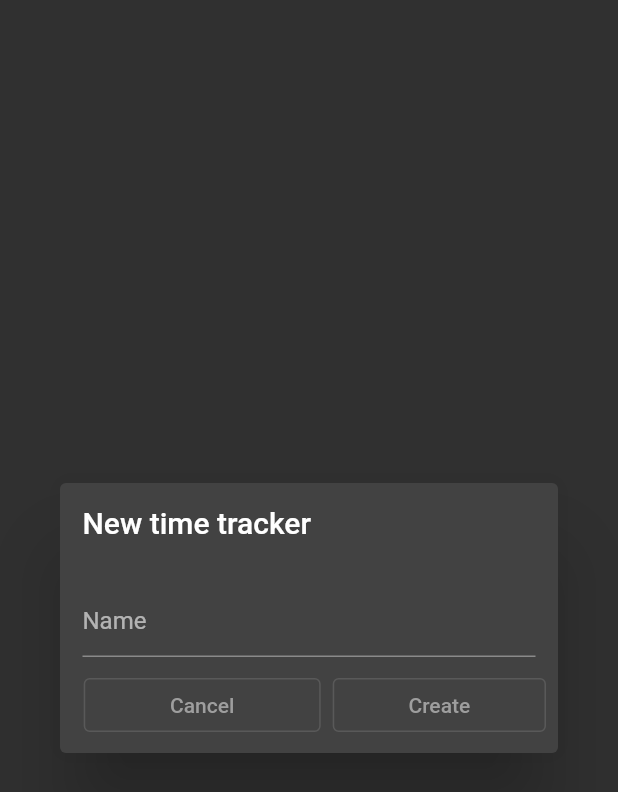
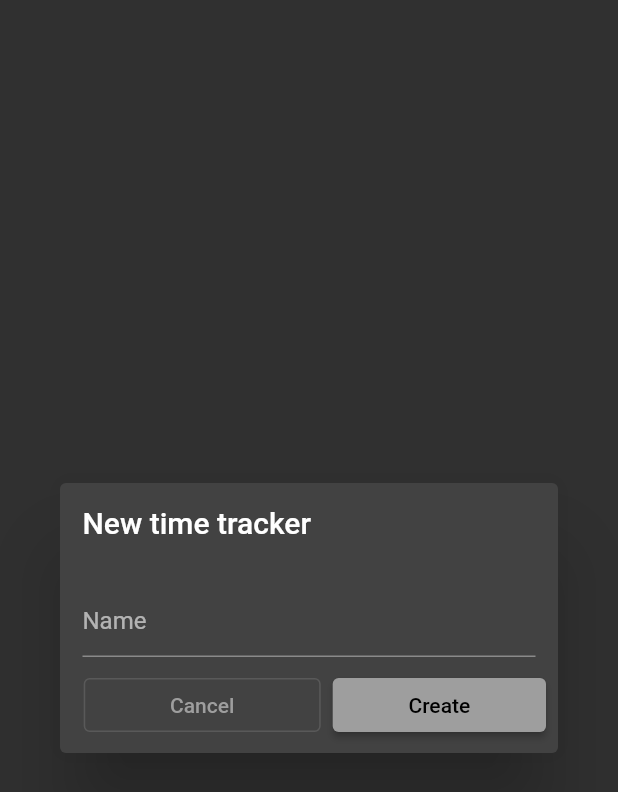
Before and after one commit to palianskas/timeTracker, a Flutter app: the StopwatchDialog widget shown alone on an empty page, opened directly, on a phone screen of 412 x 824 dp. Shown: the top 792 px of the screen. Run offline on Flutter 3.47's test engine with Material 2 defaults, Android fonts, the phone set to English and light mode, and no system bars; our stand-ins replace bloc, equatable, flutter_bloc, flutter_hooks; missing offline and left inert: objectdb.

Commit message:
NoTask: update 'add tracker' dialog layout

```diff
--- a/src/time_tracker/lib/widgets/stopwatchDialog/stopwatchDialog.dart
+++ b/src/time_tracker/lib/widgets/stopwatchDialog/stopwatchDialog.dart
@@ -55,7 +55,7 @@ class StopwatchDialog extends HookWidget {
         ),
         FractionallySizedBox(
           widthFactor: 0.45,
-          child: OutlinedButton(
+          child: ElevatedButton(
             onPressed: () {
               if (_formKey.currentState!.validate()) {
                 Navigator.pop(context, Timestamp(_nameInputController.text));
```
